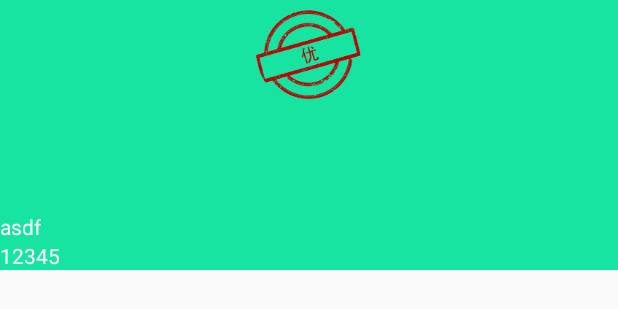
After one commit to JiangAndroidwork/AndroidLearn7.0, an Android app: the layout nav_header.xml on its own in the app's theme, with its tools: preview values and no code run, on a phone screen of 412 x 824 dp. The commit adds this screen. Shown: the top 309 px of the screen. Run offline under Robolectric (Android 15) with nearby library versions, the phone set to English and light mode, and no system bars.

Commit message:
MD滑动菜单和标题栏

```diff
--- a/app/src/main/AndroidManifest.xml
+++ b/app/src/main/AndroidManifest.xml
@@ -8,7 +8,8 @@
         android:label="@string/app_name"
         android:supportsRtl="true"
         android:theme="@style/AppTheme">
-        <activity android:name=".MainActivity">
+        <activity android:name=".MainActivity"
+            android:label="我是标题栏">
             <intent-filter>
                 <action android:name="android.intent.action.MAIN" />
 
--- /dev/null
+++ b/app/src/main/res/layout/nav_header.xml
@@ -0,0 +1,32 @@
+<?xml version="1.0" encoding="utf-8"?>
+<RelativeLayout xmlns:android="http://schemas.android.com/apk/res/android"
+    android:orientation="vertical" android:layout_width="match_parent"
+    android:background="?attr/colorPrimary"
+    android:layout_height="180dp">
+<!--suppress AndroidDomInspection -->
+    <de.hdodenhof.circleimageview.CircleImageView
+        android:id="@+id/iv_touxiang"
+        android:layout_centerHorizontal="true"
+    android:layout_width="70dp"
+    android:layout_height="70dp"
+    android:src="@mipmap/touxiang"
+    />
+    <TextView
+        android:id="@+id/tv_username"
+        android:layout_width="wrap_content"
+        android:layout_height="wrap_content"
+        android:layout_alignParentBottom="true"
+        android:text="12345"
+        android:textSize="14sp"
+        android:textColor="#fff"
+        />
+    <TextView
+        android:id="@+id/mail"
+        android:layout_width="wrap_content"
+        android:layout_height="wrap_content"
+        android:text="asdf"
+        android:textColor="#fff"
+        android:textSize="14sp"
+        android:layout_above="@id/tv_username"
+        />
+</RelativeLayout>
--- a/app/src/main/res/values/colors.xml
+++ b/app/src/main/res/values/colors.xml
@@ -1,6 +1,6 @@
 <?xml version="1.0" encoding="utf-8"?>
 <resources>
-    <color name="colorPrimary">#3F51B5</color>
+    <color name="colorPrimary">#17e4a0</color>
     <color name="colorPrimaryDark">#303F9F</color>
     <color name="colorAccent">#FF4081</color>
 </resources>
--- a/app/src/main/res/values/styles.xml
+++ b/app/src/main/res/values/styles.xml
@@ -1,7 +1,7 @@
 <resources>
 
     <!-- Base application theme. -->
-    <style name="AppTheme" parent="Theme.AppCompat.Light.DarkActionBar">
+    <style name="AppTheme" parent="Theme.AppCompat.Light.NoActionBar">
         <!-- Customize your theme here. -->
         <item name="colorPrimary">@color/colorPrimary</item>
         <item name="colorPrimaryDark">@color/colorPrimaryDark</item>
```
Also changed, not shown: app/build.gradle (+7 -3 lines), app/src/main/java/com/laojiang/androidlearn70/MainActivity.java (+74 -1 lines), app/src/main/res/layout/activity_main.xml (+29 -14 lines), app/src/main/res/menu/nav_menu.xml (added, +21 -0 lines), app/src/main/res/menu/toolbar.xml (added, +22 -0 lines), app/src/main/res/drawable-xxhdpi/icon_menu_1.png (added), app/src/main/res/drawable-xxhdpi/icon_menu_2.png (added), app/src/main/res/drawable-xxhdpi/icon_menu_3.png (added), app/src/main/res/drawable-xxhdpi/icon_menu_4.png (added), app/src/main/res/drawable-xxhdpi/icon_menu_5.png (added), app/src/main/res/drawable-xxhdpi/icon_title_1.png (added), app/src/main/res/drawable-xxhdpi/icon_title_2.png (added), app/src/main/res/drawable-xxhdpi/icon_title_3.png (added), app/src/main/res/drawable-xxhdpi/icon_title_menu.png (added), 2 more files.
